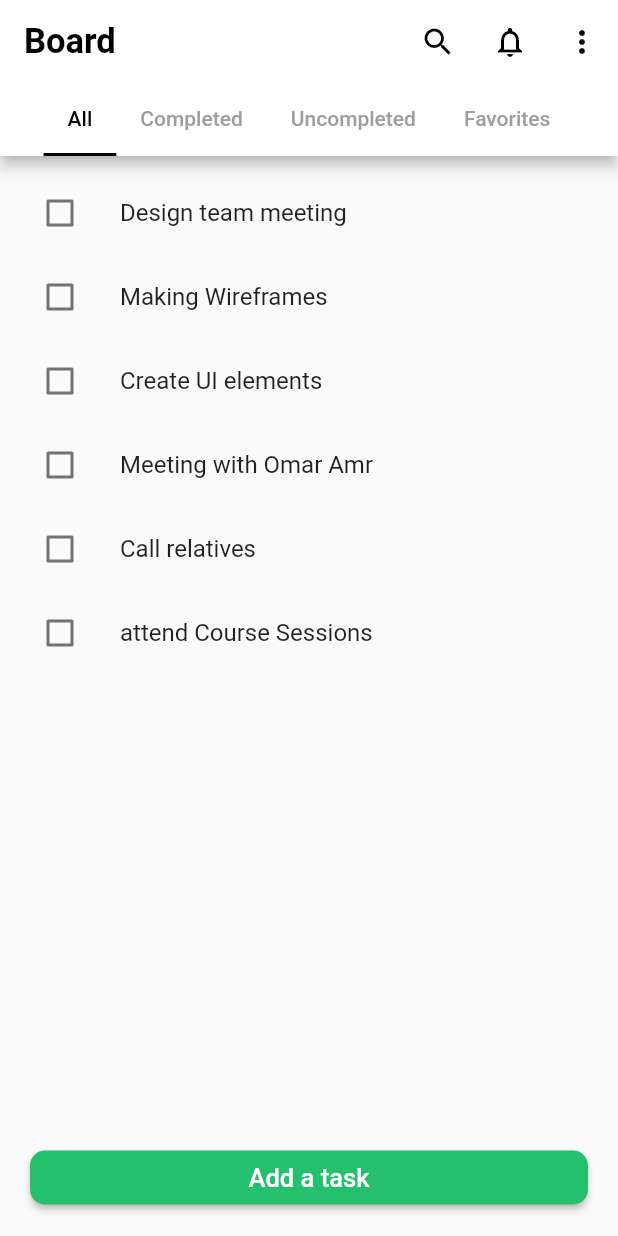
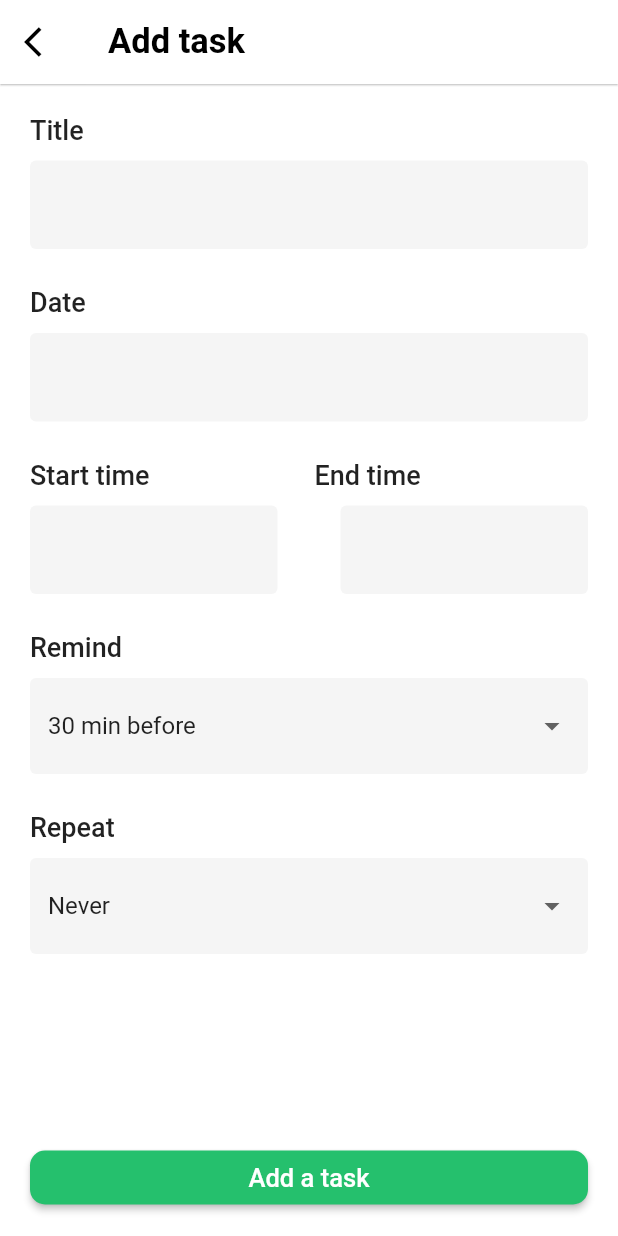
Before and after one commit to Mohamed-G2021/Algoriza_Flutter_Internship, a Flutter app: the screen it shows after launch, after a tap on "Add a task", on a phone screen of 412 x 824 dp. Run offline on Flutter 3.47's test engine with Material 2 defaults, Android fonts, the phone set to English and light mode, and no system bars; our stand-ins replace smooth_page_indicator.

Commit message:
created add_task_screen 70%

```diff
--- a/Phase1-Project/todo_application/lib/main.dart
+++ b/Phase1-Project/todo_application/lib/main.dart
@@ -12,6 +12,7 @@ class MyApp extends StatelessWidget {
   Widget build(BuildContext context) {
     return const MaterialApp(
       home: BoardScreen(),
+      debugShowCheckedModeBanner: false,
     );
   }
 }
--- /dev/null
+++ b/Phase1-Project/todo_application/lib/presentation/add_task_screen.dart
@@ -0,0 +1,197 @@
+import 'package:flutter/material.dart';
+import 'package:todo_application/presentation/shared_widgets/my_icon.dart';
+import 'package:todo_application/presentation/shared_widgets/my_icon_button.dart';
+import 'package:todo_application/presentation/shared_widgets/my_text.dart';
+import 'package:todo_application/presentation/shared_widgets/my_text_form_field.dart';
+
+class AddTaskScreen extends StatefulWidget {
+  const AddTaskScreen({Key? key}) : super(key: key);
+
+  @override
+  State<AddTaskScreen> createState() => _AddTaskScreenState();
+}
+
+class _AddTaskScreenState extends State<AddTaskScreen> {
+  List<String> repeatMenuItems = ['Never', 'Daily', 'Weekly', 'Monthly'];
+  List<String> remindMenuItems = [
+    '1 day before',
+    '1 hour before',
+    '30 min before',
+    '10 min before'
+  ];
+  String? selectedRepeat = 'Never';
+  String? selectedRemind = '30 min before';
+
+  @override
+  Widget build(BuildContext context) {
+    return Scaffold(
+      backgroundColor: Colors.white,
+      appBar: AppBar(
+        elevation: 0.5,
+        backgroundColor: Colors.white,
+        leading: MyIconButton(
+          icon: const MyIcon(
+            icon: Icons.arrow_back_ios,
+            iconColor: Colors.black,
+          ),
+          onClicked: () {
+            Navigator.pop(context);
+          },
+        ),
+        title: const MyText(
+          writtenText: 'Add task',
+          textColor: Colors.black,
+          textWeight: FontWeight.bold,
+          textSize: 23,
+        ),
+      ),
+      body: Padding(
+        padding: const EdgeInsets.only(left: 20.0, right: 20, top: 20),
+        child: SingleChildScrollView(
+          physics: const NeverScrollableScrollPhysics(),
+          child:
+              Column(crossAxisAlignment: CrossAxisAlignment.start, children: [
+            const MyText(
+              writtenText: 'Title',
+              textSize: 18,
+              textWeight: FontWeight.w500,
+            ),
+            const SizedBox(height: 10),
+            const MyTextFormField(),
+            const SizedBox(height: 25),
+            const MyText(
+              writtenText: 'Date',
+              textSize: 18,
+              textWeight: FontWeight.w500,
+            ),
+            const SizedBox(
+              height: 10,
+            ),
+            MyTextFormField(
+              onPressed: () {
+                showDatePicker(
+                    context: context,
+                    initialDate: DateTime.now(),
+                    firstDate: DateTime(2022),
+                    lastDate: DateTime(2100));
+              },
+            ),
+            const SizedBox(height: 25),
+            Row(
+              children: const [
+                MyText(
+                  writtenText: 'Start time',
+                  textSize: 18,
+                  textWeight: FontWeight.w500,
+                ),
+                SizedBox(width: 110),
+                MyText(
+                  writtenText: 'End time',
+                  textSize: 18,
+                  textWeight: FontWeight.w500,
+                ),
+              ],
+            ),
+            const SizedBox(height: 10),
+            Row(
+              mainAxisAlignment: MainAxisAlignment.spaceBetween,
+              children: [
+                SizedBox(
+                    width: 165,
+                    child: MyTextFormField(
+                      onPressed: () {
+                        showTimePicker(
+                            context: context, initialTime: TimeOfDay.now());
+                      },
+                    )),
+                SizedBox(
+                    width: 165,
+                    child: MyTextFormField(
+                      onPressed: () {
+                        showTimePicker(
+                            context: context, initialTime: TimeOfDay.now());
+                      },
+                    )),
+              ],
+            ),
+            const SizedBox(height: 25),
+            const MyText(
+              writtenText: 'Remind',
+              textSize: 18,
+              textWeight: FontWeight.w500,
+            ),
+            const SizedBox(
+              height: 10,
+            ),
+            DropdownButtonFormField(
+              decoration: InputDecoration(
+                filled: true,
+                border:
+                    OutlineInputBorder(borderRadius: BorderRadius.circular(10)),
+                enabledBorder: const OutlineInputBorder(
+                  borderSide: BorderSide(color: Colors.transparent),
+                ),
+                focusedBorder: const OutlineInputBorder(
+                  borderSide: BorderSide(color: Colors.grey),
+                ),
+              ),
+              value: selectedRemind,
+              items: remindMenuItems
+                  .map((item) => DropdownMenuItem(
+                      value: item, child: MyText(writtenText: item)))
+                  .toList(),
+              onChanged: (item) =>
+                  setState(() => selectedRemind = item.toString()),
+              //isExpanded: true,
+            ),
+            const SizedBox(height: 25),
+            const MyText(
+              writtenText: 'Repeat',
+              textSize: 18,
+              textWeight: FontWeight.w500,
+            ),
+            const SizedBox(
+              height: 10,
+            ),
+            DropdownButtonFormField(
+              decoration: InputDecoration(
+                filled: true,
+                border:
+                    OutlineInputBorder(borderRadius: BorderRadius.circular(10)),
+                enabledBorder: const OutlineInputBorder(
+                  borderSide: BorderSide(color: Colors.transparent),
+                ),
+                focusedBorder: const OutlineInputBorder(
+                  borderSide: BorderSide(color: Colors.grey),
+                ),
+              ),
+              value: selectedRepeat,
+              items: repeatMenuItems
+                  .map((item) => DropdownMenuItem(
+                      value: item, child: MyText(writtenText: item)))
+                  .toList(),
+              onChanged: (item) =>
+                  setState(() => selectedRepeat = item.toString()),
+              //isExpanded: true,
+            ),
+            const SizedBox(height: 25),
+          ]),
+        ),
+      ),
+      bottomNavigationBar: Padding(
+        padding: const EdgeInsets.only(left: 20, right: 20, bottom: 15),
+        child: ElevatedButton(
+          onPressed: () {},
+          style: ElevatedButton.styleFrom(
+              primary: const Color(0xFF25c06d),
+              shape: RoundedRectangleBorder(
+                  borderRadius: BorderRadius.circular(10))),
+          child: const MyText(
+            writtenText: 'Add a task',
+            textSize: 17,
+          ),
+        ),
+      ),
+    );
+  }
+}
--- a/Phase1-Project/todo_application/lib/presentation/board_screen.dart
+++ b/Phase1-Project/todo_application/lib/presentation/board_screen.dart
@@ -1,5 +1,6 @@
 import 'package:flutter/material.dart';
 import 'package:flutter/services.dart';
+import 'package:todo_application/presentation/add_task_screen.dart';
 import 'package:todo_application/presentation/shared_widgets/my_icon.dart';
 import 'package:todo_application/presentation/shared_widgets/my_icon_button.dart';
 import 'package:todo_application/presentation/shared_widgets/my_text.dart';
@@ -239,7 +240,12 @@ class _BoardScreenState extends State<BoardScreen> {
         bottomNavigationBar: Padding(
           padding: const EdgeInsets.only(left: 20, right: 20, bottom: 15),
           child: ElevatedButton(
-            onPressed: () {},
+            onPressed: () {
+              Navigator.push(
+                  context,
+                  MaterialPageRoute(
+                      builder: (context) => const AddTaskScreen()));
+            },
             style: ElevatedButton.styleFrom(
                 primary: const Color(0xFF25c06d),
                 shape: RoundedRectangleBorder(
--- /dev/null
+++ b/Phase1-Project/todo_application/lib/presentation/shared_widgets/my_text_form_field.dart
@@ -0,0 +1,38 @@
+import 'package:flutter/material.dart';
+
+class MyTextFormField extends StatelessWidget {
+  final String? hintText;
+  final TextEditingController? textController;
+  final String? errorMessage;
+  final VoidCallback? onPressed;
+
+  const MyTextFormField(
+      {this.textController,
+      this.hintText,
+      this.errorMessage,
+      this.onPressed,
+      Key? key})
+      : super(key: key);
+
+  @override
+  Widget build(BuildContext context) {
+    return TextFormField(
+      controller: textController,
+      onTap: onPressed,
+      decoration: InputDecoration(
+        filled: true,
+        /*return this please*/
+        //   fillColor: const Color(0xFFf9f9f9),
+        border: OutlineInputBorder(borderRadius: BorderRadius.circular(10)),
+        hintText: hintText,
+        errorText: errorMessage,
+        enabledBorder: const OutlineInputBorder(
+          borderSide: BorderSide(color: Colors.transparent),
+        ),
+        focusedBorder: const OutlineInputBorder(
+          borderSide: BorderSide(color: Colors.grey),
+        ),
+      ),
+    );
+  }
+}
```
